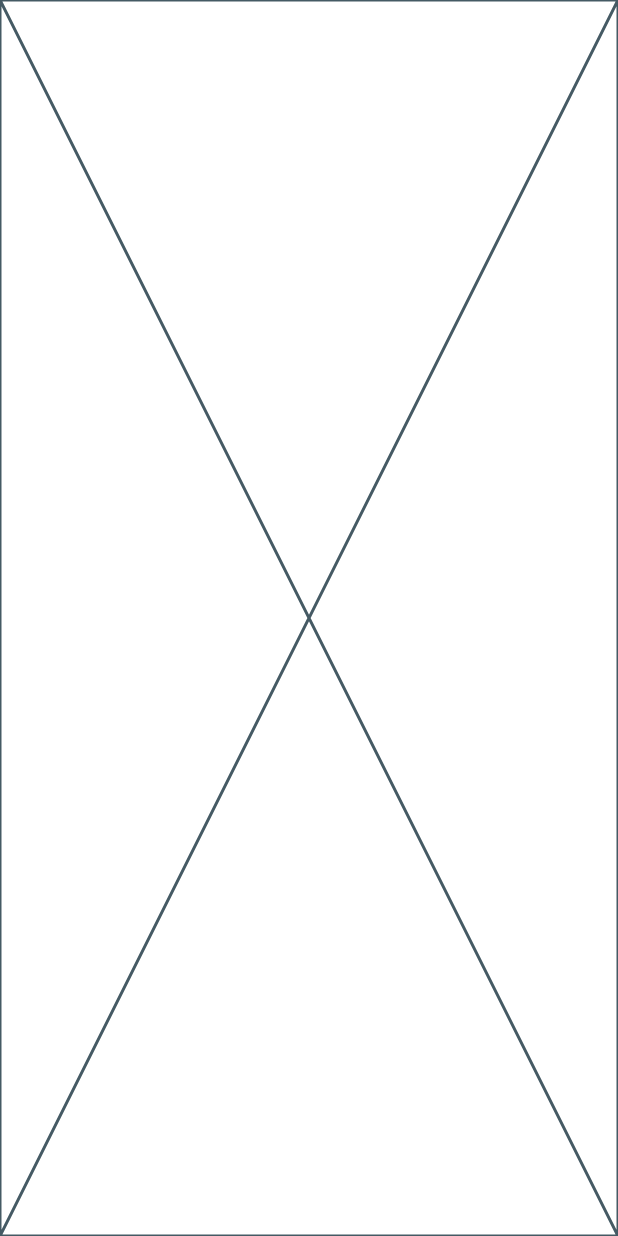
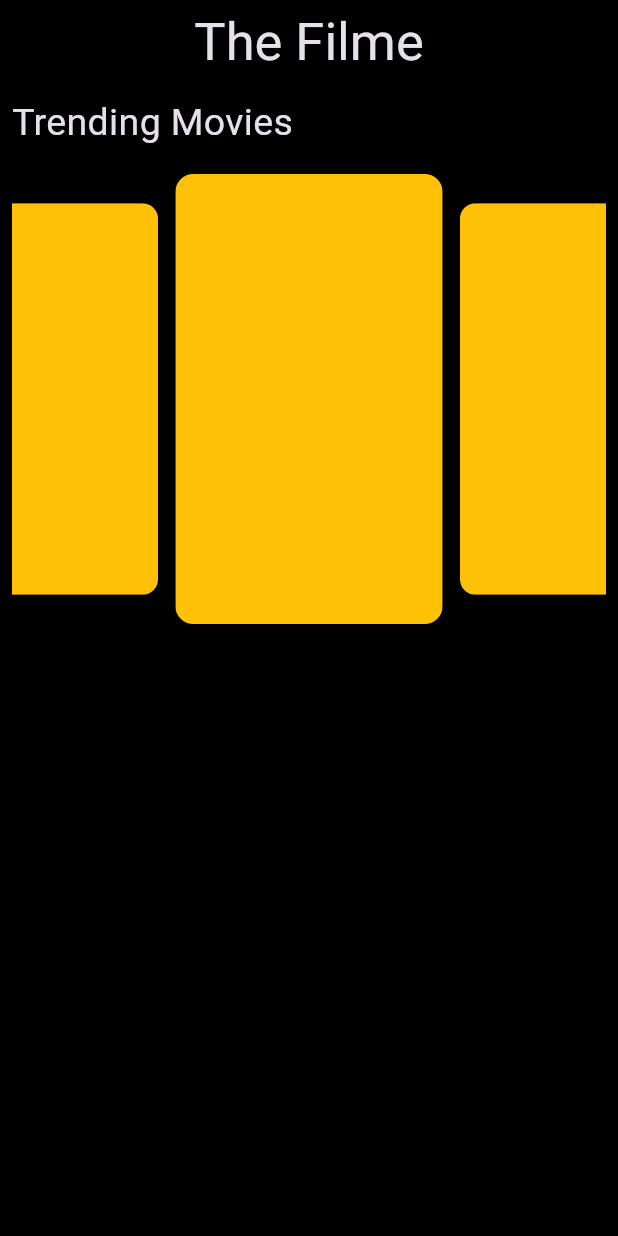
Before and after one commit to rhplemos/thefilme, a Flutter app: the screen it shows after launch, on a phone screen of 412 x 824 dp. Run offline on Flutter 3.47's test engine with Material 3 defaults, Android fonts, the phone set to English and light mode, and no system bars; drawn by our look-alikes of carousel_slider; our stand-ins replace google_fonts.

Commit message:
feat: home screen first form

```diff
--- a/lib/home_screen.dart
+++ b/lib/home_screen.dart
@@ -1,10 +1,70 @@
+import 'package:carousel_slider/carousel_slider.dart';
 import 'package:flutter/material.dart';
+import 'package:google_fonts/google_fonts.dart';
 
-class HomeScreen extends StatelessWidget {
+class HomeScreen extends StatefulWidget {
   const HomeScreen({super.key});
 
   @override
+  State<HomeScreen> createState() => _HomeScreenState();
+}
+
+class _HomeScreenState extends State<HomeScreen> {
+  @override
   Widget build(BuildContext context) {
-    return const Placeholder();
+    return Scaffold(
+      backgroundColor: Colors.black,
+      appBar: AppBar(
+        backgroundColor: Colors.transparent,
+        elevation: 0,
+        title: Text(
+          'The Filme',
+          style: GoogleFonts.aBeeZee(fontSize: 35),
+        ),
+        centerTitle: true,
+      ),
+      body: SingleChildScrollView(
+        physics: const BouncingScrollPhysics(),
+        child: Padding(
+          padding: const EdgeInsets.all(8.0),
+          child: Column(
+            crossAxisAlignment: CrossAxisAlignment.start,
+            children: [
+              Text(
+                'Trending Movies',
+                style: GoogleFonts.aBeeZee(fontSize: 25),
+              ),
+              const SizedBox(
+                height: 16,
+              ),
+              SizedBox(
+                width: double.infinity,
+                child: CarouselSlider.builder(
+                  itemCount: 10,
+                  options: CarouselOptions(
+                      height: 300,
+                      autoPlay: true,
+                      viewportFraction: 0.45,
+                      enlargeCenterPage: true,
+                      pageSnapping: true,
+                      autoPlayCurve: Curves.fastOutSlowIn,
+                      autoPlayAnimationDuration: const Duration(seconds: 1)),
+                  itemBuilder: (context, itemIndex, pageViewIndex) {
+                    return ClipRRect(
+                      borderRadius: BorderRadius.circular(12),
+                      child: Container(
+                        height: 300,
+                        width: 200,
+                        color: Colors.amber,
+                      ),
+                    );
+                  },
+                ),
+              )
+            ],
+          ),
+        ),
+      ),
+    );
   }
 }
```
